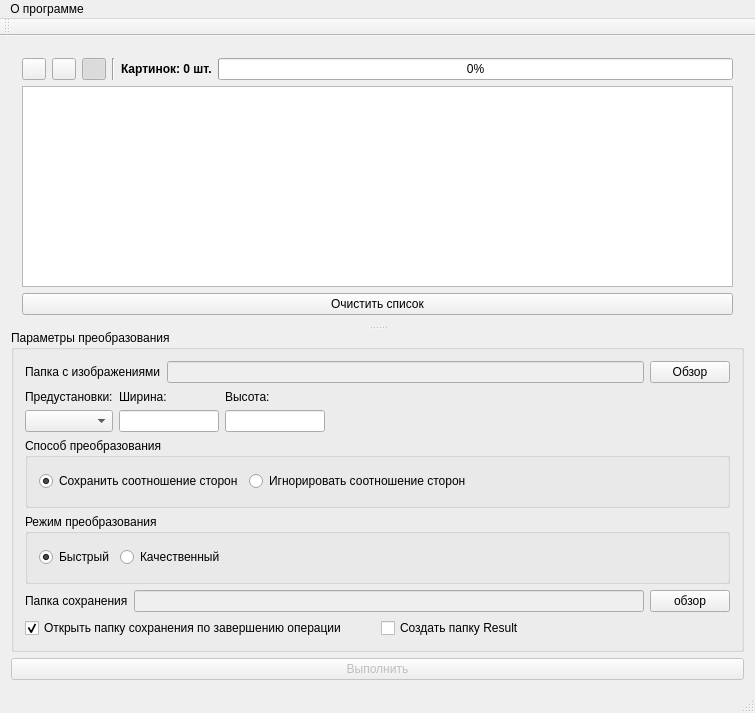
The window that mainwindow.ui (ultimatet41/image-resizer) describes before a commit, drawn with Qt 5.
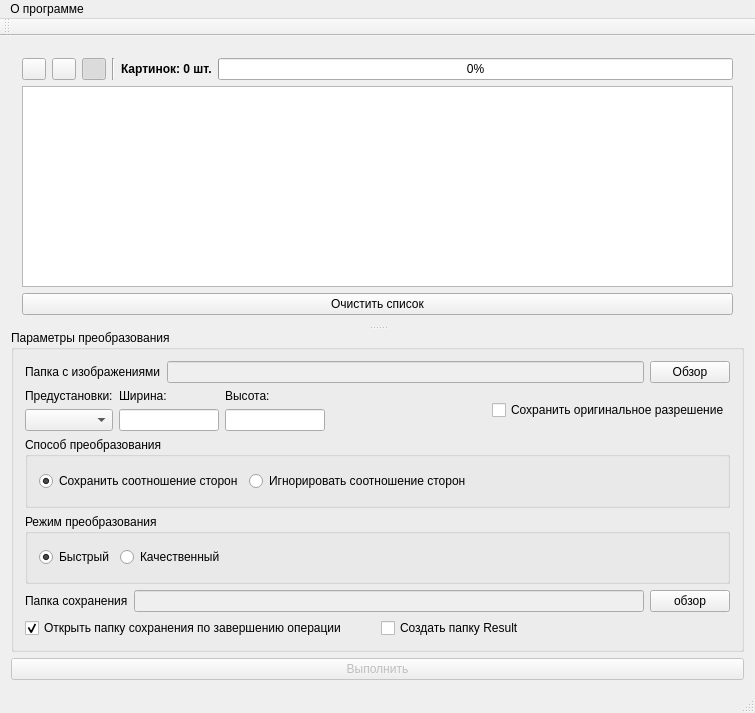
The same window after the commit. Icons and pictures are not drawn.

The edit to the form file:
```diff
--- a/mainwindow.ui
+++ b/mainwindow.ui
@@ -320,6 +320,13 @@
             </property>
            </spacer>
           </item>
+          <item>
+           <widget class="QCheckBox" name="saveResolCb">
+            <property name="text">
+             <string>Сохранить оригинальное разрешение</string>
+            </property>
+           </widget>
+          </item>
          </layout>
         </item>
         <item>
```
Left out of the diff: 2 changed lines with no effect on the pictures.
